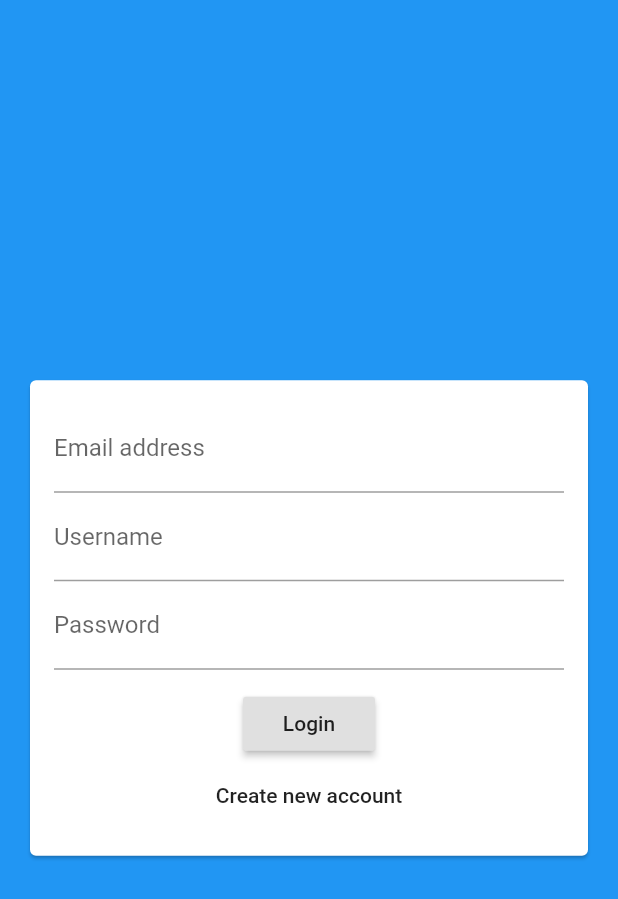
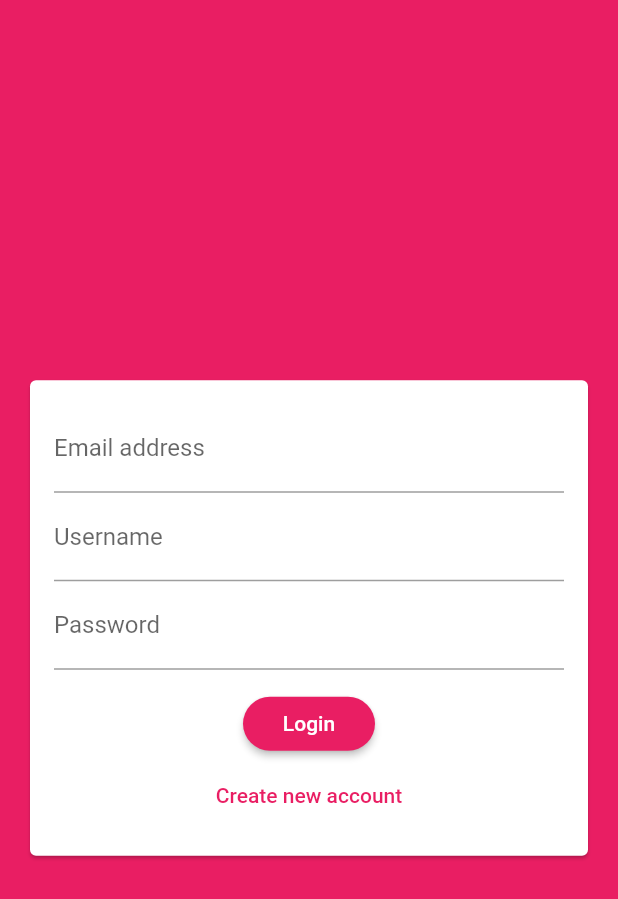
Before and after one commit to BaoTrung37/Flutter_Udemy, a Flutter app: the screen it shows after launch, on a phone screen of 412 x 824 dp. Shown: the top 899 px of the screen. Run offline on Flutter 3.47's test engine with Material 2 defaults, Android fonts, the light colour scheme and no system bars; our stand-ins replace cloud_firestore, firebase_core, image_picker, location, shared_preferences, sqflite; accounts and stored records are empty.

Commit message:
323: adding app theme

```diff
--- a/section14/lib/main.dart
+++ b/section14/lib/main.dart
@@ -19,7 +19,17 @@ class MyApp extends StatelessWidget {
     return MaterialApp(
       title: 'Flutter Chats',
       theme: ThemeData(
-        primaryColor: Colors.blue,
+        primaryColor: Colors.pink,
+        backgroundColor: Colors.pink,
+        accentColor: Colors.deepPurple,
+        accentColorBrightness: Brightness.dark,
+        buttonTheme: ButtonTheme.of(context).copyWith(
+          buttonColor: Colors.pink,
+          textTheme: ButtonTextTheme.primary,
+          shape: RoundedRectangleBorder(
+            borderRadius: BorderRadius.circular(20),
+          ),
+        ),
       ),
       home: AuthScreen(),
     );
--- a/section14/lib/widgets/auth_form.dart
+++ b/section14/lib/widgets/auth_form.dart
@@ -43,6 +43,7 @@ class _AuthFormState extends State<AuthForm> {
                     child: Text('Login'),
                   ),
                   FlatButton(
+                    textColor: Theme.of(context).primaryColor,
                     onPressed: () {},
                     child: Text('Create new account'),
                   ),
```
